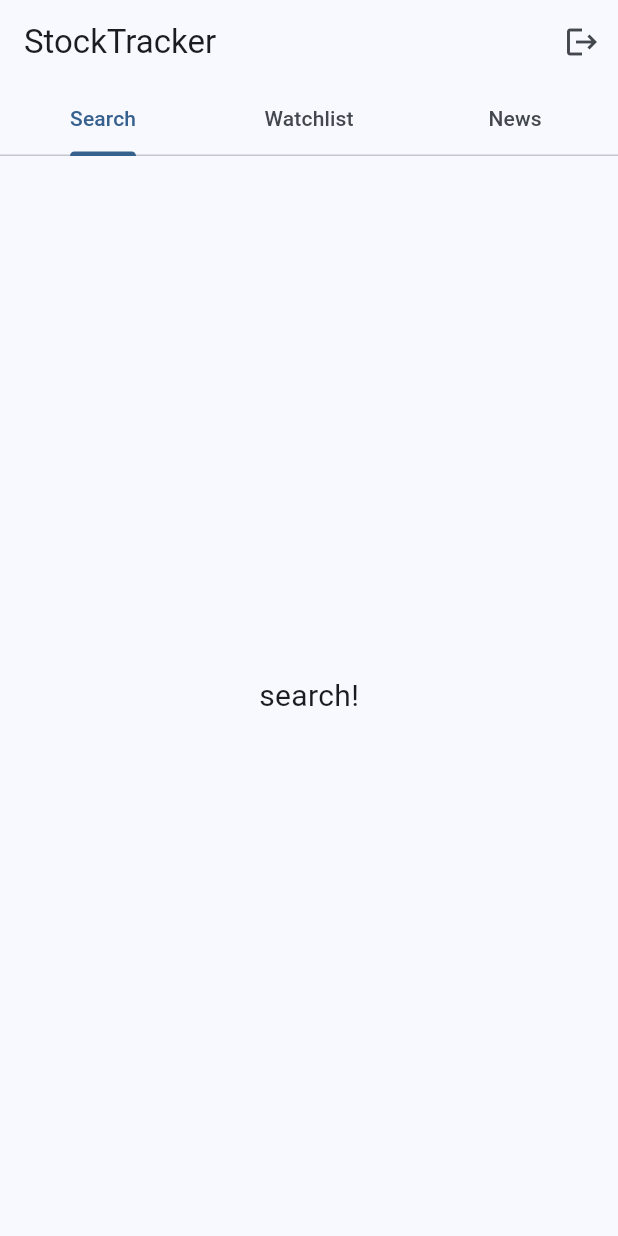
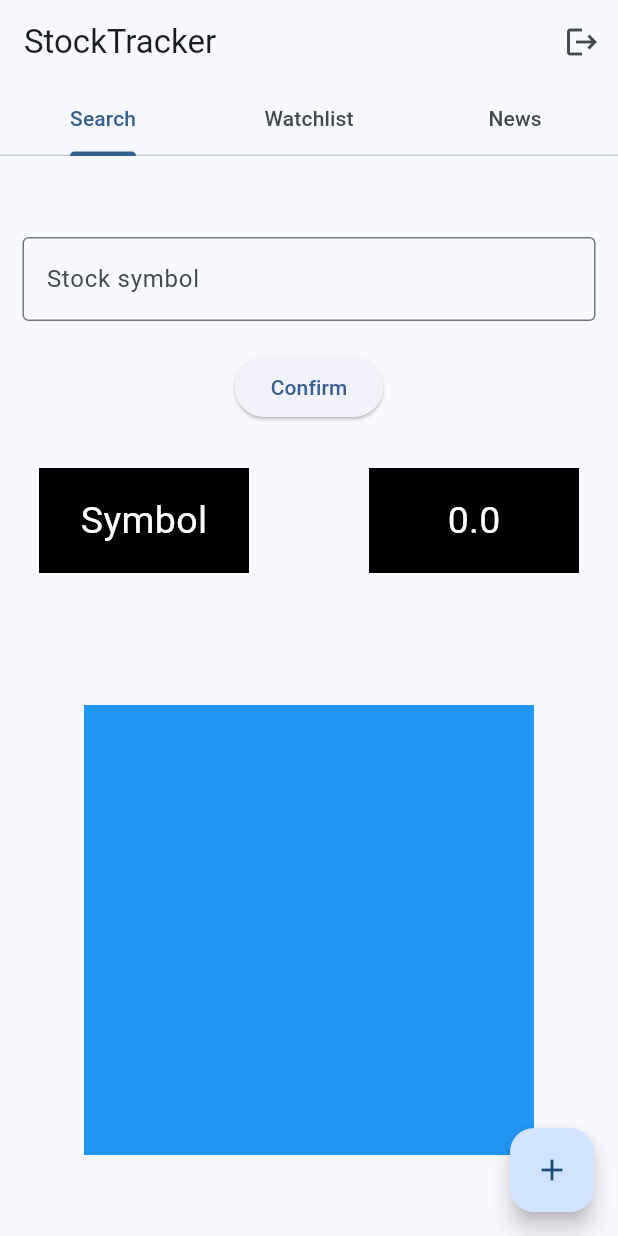
Before and after one commit to fernandocm9/MAD_project2_stocks, a Flutter app: the screen it shows once a user with an empty profile is signed in, on a phone screen of 412 x 824 dp. Run offline on Flutter 3.47's test engine with Material 3 defaults, Android fonts, the light colour scheme and no system bars; our stand-ins replace cloud_firestore, firebase_auth, firebase_core; accounts and stored records are empty.

Commit message:
Able to retrieve company name + current price from searching stock symbol

```diff
--- a/stocks_app/lib/search.dart
+++ b/stocks_app/lib/search.dart
@@ -3,6 +3,7 @@ import 'package:firebase_core/firebase_core.dart';
 import 'firebase_options.dart';
 import 'package:firebase_auth/firebase_auth.dart';
 import 'auth_gate.dart';
+import 'stocks_api.dart';
 
 class SearchPage extends StatefulWidget {
   const SearchPage({super.key});
@@ -12,25 +13,104 @@ class SearchPage extends StatefulWidget {
 }
 
 class _SearchPageState extends State<SearchPage> {
+  final TextEditingController _searchController = TextEditingController();
+  String companyName = "";
+  String stockSymbol = "Symbol";
+  double currentPrice = 0.0;
+
+  _search(String searchItem) async {
+    searchItem = searchItem.trim();
+    if (searchItem.isEmpty) {
+      print("No search item entered.");
+      return;
+    }
+    try {
+      StockResponse result = await Stocks_Api.fetchStockInformation(searchItem);
+      /*if (result.isEmpty || result == null) {
+        print("This stock symbol could not be found.");
+        return;
+      }*/
+      setState(() {
+        stockSymbol = result.stockSymbol;
+        companyName = result.stockName;
+        currentPrice = result.currentPrice;
+      });
+    } catch (error) {
+      print("Error fetching stock data: $error");
+    }
+  }
+
+  _watchAlert() {
+    print("Added " + stockSymbol + " to watchlist!");
+  }
+
   @override
   Widget build(BuildContext context) {
     return Scaffold(
-      body: Center(
+      body: Padding(
+        padding: const EdgeInsets.all(15.0),
         child: Column(
           mainAxisAlignment: MainAxisAlignment.center,
           children: <Widget>[
-            /*Text(
-              'Welcome, $userEmail!',
-              style: const TextStyle(fontSize: 18),
+            TextFormField(
+              controller: _searchController,
+              decoration: const InputDecoration(
+                border: OutlineInputBorder(),
+                hintText: 'Stock symbol'
+              ),
             ),
-            const SizedBox(height: 10),*/
-            const Text(
-              'search!',
-              style: TextStyle(fontSize: 20),
+            SizedBox(height: 20),
+            ElevatedButton(
+              onPressed: () => _search(_searchController.text),
+              child: Text("Confirm")
+            ),
+            SizedBox(height: 30),
+            Row(
+              mainAxisAlignment: MainAxisAlignment.center,
+              children: [
+                Container(
+                  color: Colors.black,
+                  height: 70.0,
+                  width: 140.0,
+                  child: Center(
+                    child: Text(
+                      stockSymbol,
+                      style: TextStyle(color: Colors.white, fontSize: 25),
+                    ),
+                  ),
+                ),
+                SizedBox(width: 80),
+                Container(
+                  color: Colors.black,
+                  height: 70.0,
+                  width: 140.0,
+                  child: Center(
+                    child: Text(
+                      '$currentPrice',
+                      style: TextStyle(color: Colors.white, fontSize: 25),
+                    ),
+                  ),
+                ),
+              ],
+            ),
+            SizedBox(height: 30),
+            Text(
+              companyName,
+              style: TextStyle(fontSize: 30),
+            ),
+            SizedBox(height: 15),
+            Container(
+              height: 300,
+              width: 300,
+              color: Colors.blue,
             ),
           ],
         ),
       ),
+      floatingActionButton: FloatingActionButton(
+        onPressed: () => _watchAlert(),
+        child: const Icon(Icons.add),
+      ),
     );
   }
 }
--- /dev/null
+++ b/stocks_app/lib/stocks_api.dart
@@ -0,0 +1,55 @@
+import 'dart:convert';
+import 'package:http/http.dart' as http;
+import 'search.dart';
+
+class StockResponse {
+  final String stockSymbol;
+  final String stockName;
+  final double currentPrice;
+  //final List<double> monthPrices;
+
+  StockResponse({
+    required this.stockSymbol,
+    required this.stockName,
+    required this.currentPrice,
+    //required this.monthPrices,
+  });
+}
+
+class Stocks_Api {
+  static fetchStockInformation(String searchItem) async {
+    StockResponse currentStock;
+    dynamic profileData;
+    dynamic quoteData;
+    try {
+      final profile = await http.get(
+        Uri.parse('https://finnhub.io/api/v1/stock/profile2?symbol=$searchItem&token=d04j5l9r01qspgm3bhl0d04j5l9r01qspgm3bhlg'),
+      );
+      if (profile.statusCode == 200) {
+        profileData = json.decode(profile.body);
+        /*List<Question> questions = (data['results'] as List)
+            .map((questionData) => Question.fromJson(questionData))
+            .toList();*/
+        //print('Current Price: ${data['c']}');
+        //result = data['name'];
+      }
+
+      final quote = await http.get(
+        Uri.parse('https://finnhub.io/api/v1/quote?symbol=$searchItem&token=d04j5l9r01qspgm3bhl0d04j5l9r01qspgm3bhlg'),
+      );
+      if (quote.statusCode == 200) {
+        quoteData = json.decode(quote.body);
+      }
+
+      return currentStock = StockResponse(
+        stockSymbol: searchItem,
+        stockName: profileData['name'],
+        currentPrice: quoteData['c'],
+        //monthPrices: monthPrices
+      );
+    } catch (error) {
+      print("Error loading stock information: $error");
+      return;
+    }
+  }
+}
--- a/stocks_app/pubspec.yaml
+++ b/stocks_app/pubspec.yaml
@@ -39,6 +39,7 @@ dependencies:
   firebase_messaging: ^15.2.5
   firebase_core: ^3.13.0
   cloud_firestore: ^5.6.6
+  http: ^1.3.0
 
 dev_dependencies:
   flutter_test:
```
Also changed, not shown: stocks_app/pubspec.lock, 1 other file.
